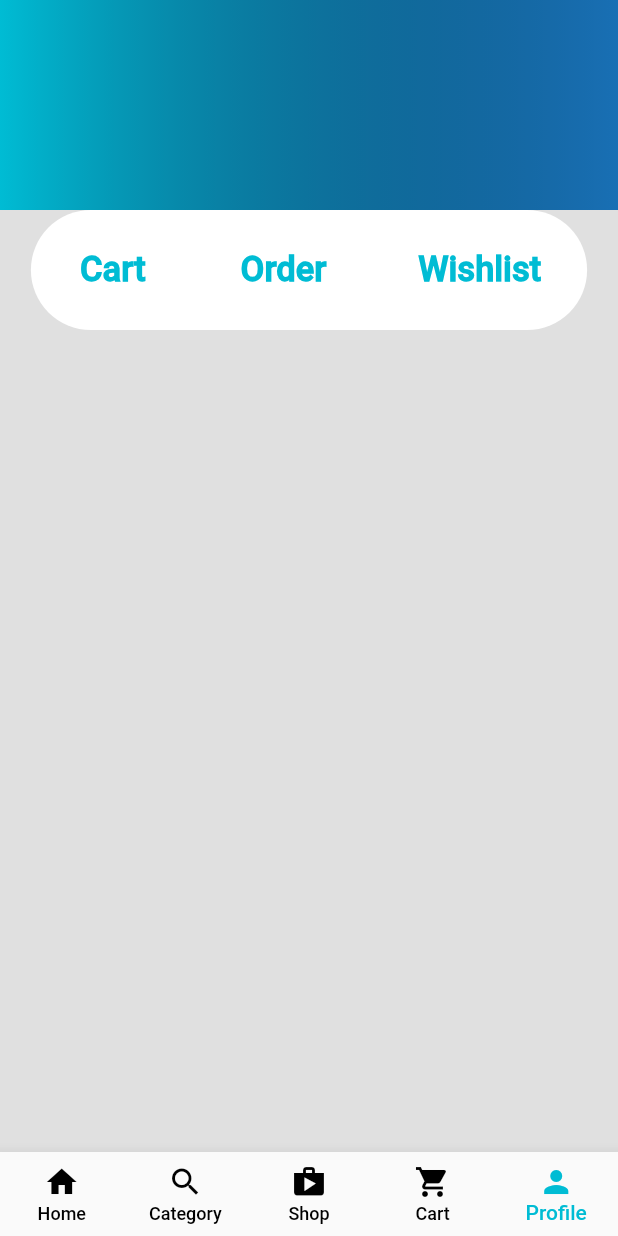
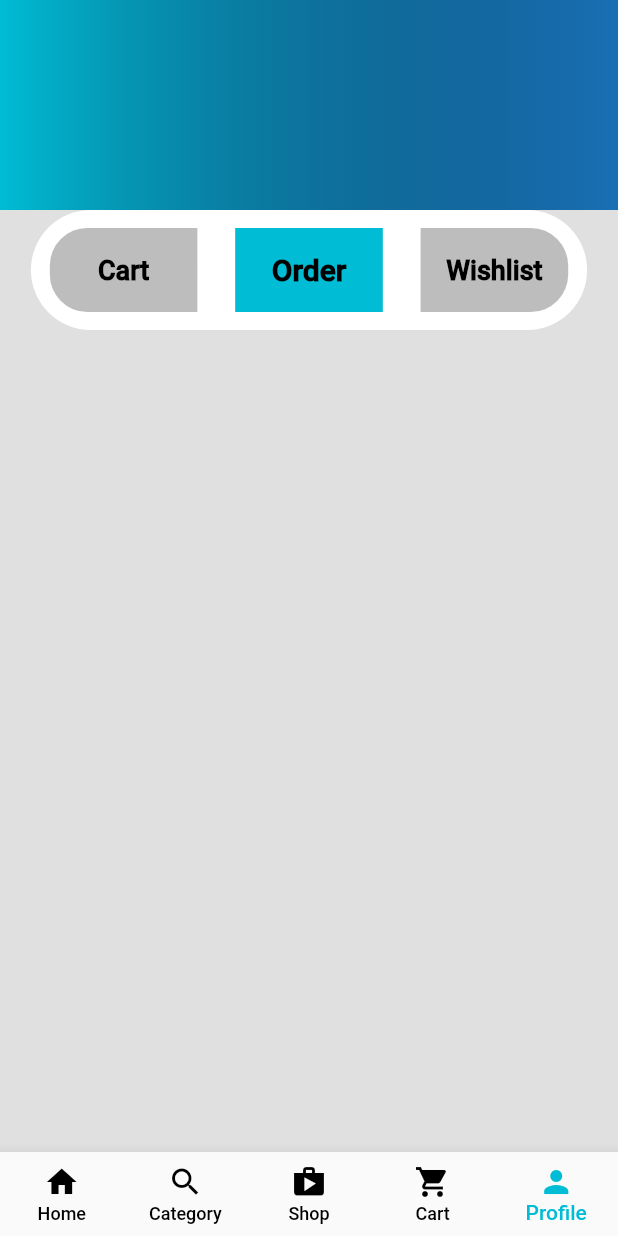
Before and after one commit to mehedi4958/multi_vendor_01, a Flutter app: the screen it shows after launch, on a phone screen of 412 x 824 dp. Run offline on Flutter 3.47's test engine with Material 2 defaults, Android fonts, the phone set to English and light mode, and no system bars; our stand-ins replace cloud_firestore, firebase_auth, firebase_core, firebase_storage, image_picker; accounts and stored records are empty.

Commit message:
SliverToBoxAdapter updated with 3 text buttons and custom decorations

```diff
--- a/lib/views/profile_screen.dart
+++ b/lib/views/profile_screen.dart
@@ -51,35 +51,72 @@ class _ProfileScreenState extends State<ProfileScreen> {
                   child: Row(
                     mainAxisAlignment: MainAxisAlignment.spaceAround,
                     children: [
-                      TextButton(
+                      Container(
+                        decoration: const BoxDecoration(
+                          color: Colors.black26,
+                          borderRadius: BorderRadius.only(
+                            topLeft: Radius.circular(25),
+                            bottomLeft: Radius.circular(25),
+                          ),
+                        ),
+                        child: TextButton(
                           onPressed: () {},
-                        child: const Text(
+                          child: SizedBox(
+                            height: 40,
+                            width: MediaQuery.of(context).size.width * 0.2,
+                            child: const Center(
+                              child: Text(
                                 'Cart',
                                 style: TextStyle(
-                              fontSize: 23,
-                              color: Colors.cyan,
+                                    fontSize: 18,
+                                    color: Colors.black,
                                     fontWeight: FontWeight.bold),
                               ),
                             ),
-                      TextButton(
-                        onPressed: () {},
-                        child: const Text(
-                          'Order',
-                          style: TextStyle(
-                            fontSize: 23,
-                            color: Colors.cyan,
-                            fontWeight: FontWeight.bold,
                           ),
                         ),
                       ),
-                      TextButton(
+                      Container(
+                        color: Colors.cyan,
+                        child: TextButton(
                           onPressed: () {},
-                        child: const Text(
+                          child: SizedBox(
+                            height: 40,
+                            width: MediaQuery.of(context).size.width * 0.2,
+                            child: const Center(
+                              child: Text(
+                                'Order',
+                                style: TextStyle(
+                                    fontSize: 20,
+                                    color: Colors.black,
+                                    fontWeight: FontWeight.bold),
+                              ),
+                            ),
+                          ),
+                        ),
+                      ),
+                      Container(
+                        decoration: const BoxDecoration(
+                          color: Colors.black26,
+                          borderRadius: BorderRadius.only(
+                            topRight: Radius.circular(25),
+                            bottomRight: Radius.circular(25),
+                          ),
+                        ),
+                        child: TextButton(
+                          onPressed: () {},
+                          child: SizedBox(
+                            height: 40,
+                            width: MediaQuery.of(context).size.width * 0.2,
+                            child: const Center(
+                              child: Text(
                                 'Wishlist',
                                 style: TextStyle(
-                            fontSize: 23,
-                            color: Colors.cyan,
-                            fontWeight: FontWeight.bold,
+                                    fontSize: 18,
+                                    color: Colors.black,
+                                    fontWeight: FontWeight.bold),
+                              ),
+                            ),
                           ),
                         ),
                       ),
```
Lines whose indentation alone changed are shown as unchanged.
